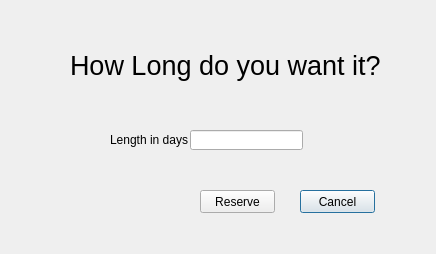
Above: UI/reservation.ui from Rolerdxx/Car-Rental before the change. Below: the same form after it.
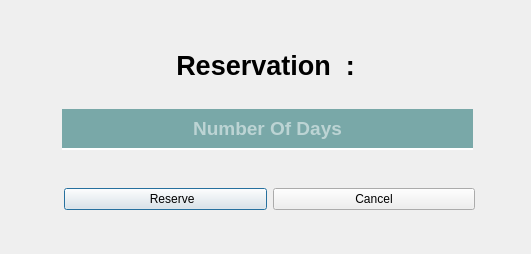
That is the form after the change. Icons and pictures are not drawn.

The edit to the form file:
```diff
--- a/UI/reservation.ui
+++ b/UI/reservation.ui
@@ -6,7 +6,7 @@
    <rect>
     <x>0</x>
     <y>0</y>
-    <width>436</width>
+    <width>531</width>
     <height>254</height>
    </rect>
   </property>
@@ -16,69 +16,105 @@
   <widget class="QLabel" name="label">
    <property name="geometry">
     <rect>
-     <x>70</x>
+     <x>0</x>
      <y>40</y>
-     <width>371</width>
+     <width>531</width>
      <height>51</height>
     </rect>
    </property>
    <property name="font">
     <font>
      <pointsize>20</pointsize>
+     <weight>75</weight>
+     <bold>true</bold>
     </font>
    </property>
+   <property name="styleSheet">
+    <string notr="true">font-weight:bold</string>
+   </property>
    <property name="text">
-    <string>How Long do you want it?</string>
+    <string>Reservation  :</string>
+   </property>
+   <property name="alignment">
+    <set>Qt::AlignCenter</set>
    </property>
   </widget>
   <widget class="QLineEdit" name="days">
    <property name="geometry">
     <rect>
-     <x>190</x>
-     <y>130</y>
-     <width>113</width>
-     <height>20</height>
+     <x>62</x>
+     <y>109</y>
+     <width>411</width>
+     <height>41</height>
     </rect>
    </property>
-  </widget>
-  <widget class="QLabel" name="label_2">
-   <property name="geometry">
-    <rect>
-     <x>110</x>
-     <y>130</y>
-     <width>81</width>
-     <height>20</height>
-    </rect>
+   <property name="font">
+    <font>
+     <pointsize>14</pointsize>
+     <weight>75</weight>
+     <bold>true</bold>
+    </font>
    </property>
-   <property name="text">
-    <string>Length in days</string>
+   <property name="styleSheet">
+    <string notr="true">background-color:rgba(3, 97, 97, 0.5);
+color: white;
+font-weight:bold;
+border:solid 0px;
+border-bottom:2px solid white;
+height:25px;</string>
    </property>
-  </widget>
-  <widget class="QPushButton" name="cancel">
-   <property name="geometry">
-    <rect>
-     <x>300</x>
-     <y>190</y>
-     <width>75</width>
-     <height>23</height>
-    </rect>
+   <property name="alignment">
+    <set>Qt::AlignCenter</set>
    </property>
-   <property name="text">
-    <string>Cancel</string>
+   <property name="placeholderText">
+    <string>Number Of Days</string>
    </property>
   </widget>
-  <widget class="QPushButton" name="reserve">
+  <widget class="QWidget" name="layoutWidget">
    <property name="geometry">
     <rect>
-     <x>200</x>
-     <y>190</y>
-     <width>75</width>
-     <height>23</height>
+     <x>64</x>
+     <y>179</y>
+     <width>411</width>
+     <height>41</height>
     </rect>
    </property>
-   <property name="text">
-    <string>Reserve</string>
-   </property>
+   <layout class="QHBoxLayout" name="horizontalLayout">
+    <item>
+     <widget class="QPushButton" name="reserve">
+      <property name="text">
+       <string>    Reserve</string>
+      </property>
+      <property name="icon">
+       <iconset>
+        <normaloff>../images/check.png</normaloff>../images/check.png</iconset>
+      </property>
+      <property name="iconSize">
+       <size>
+        <width>30</width>
+        <height>30</height>
+       </size>
+      </property>
+     </widget>
+    </item>
+    <item>
+     <widget class="QPushButton" name="cancel">
+      <property name="text">
+       <string>Cancel</string>
+      </property>
+      <property name="icon">
+       <iconset>
+        <normaloff>../images/x.png</normaloff>../images/x.png</iconset>
+      </property>
+      <property name="iconSize">
+       <size>
+        <width>30</width>
+        <height>30</height>
+       </size>
+      </property>
+     </widget>
+    </item>
+   </layout>
   </widget>
  </widget>
  <resources/>
```
